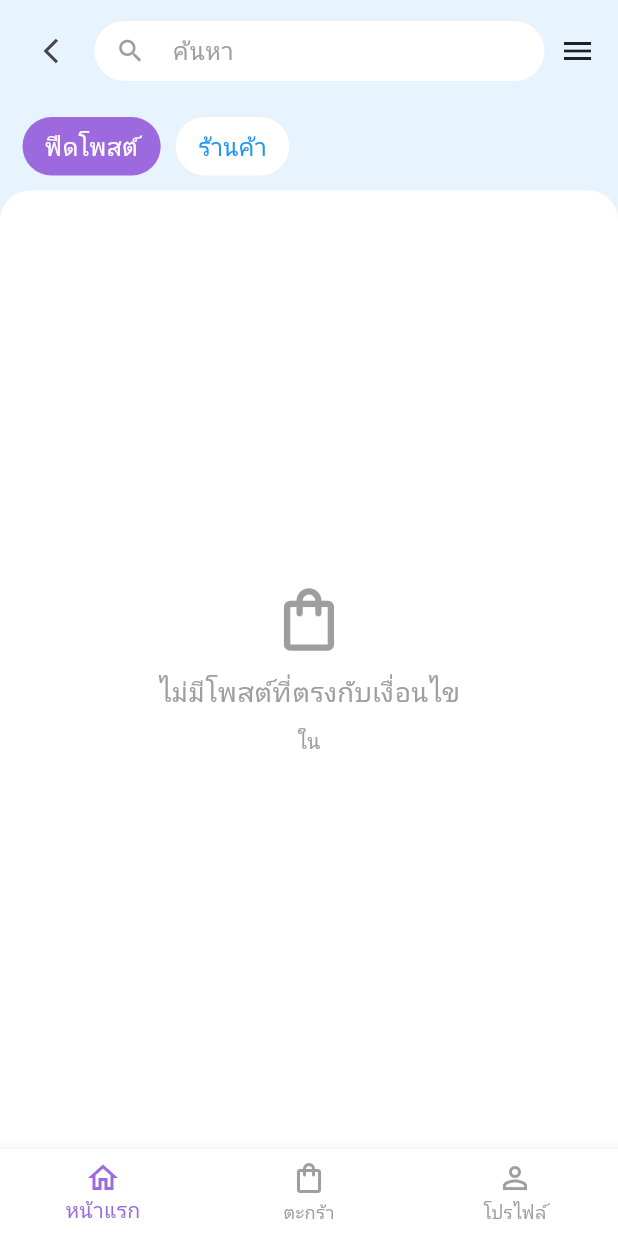
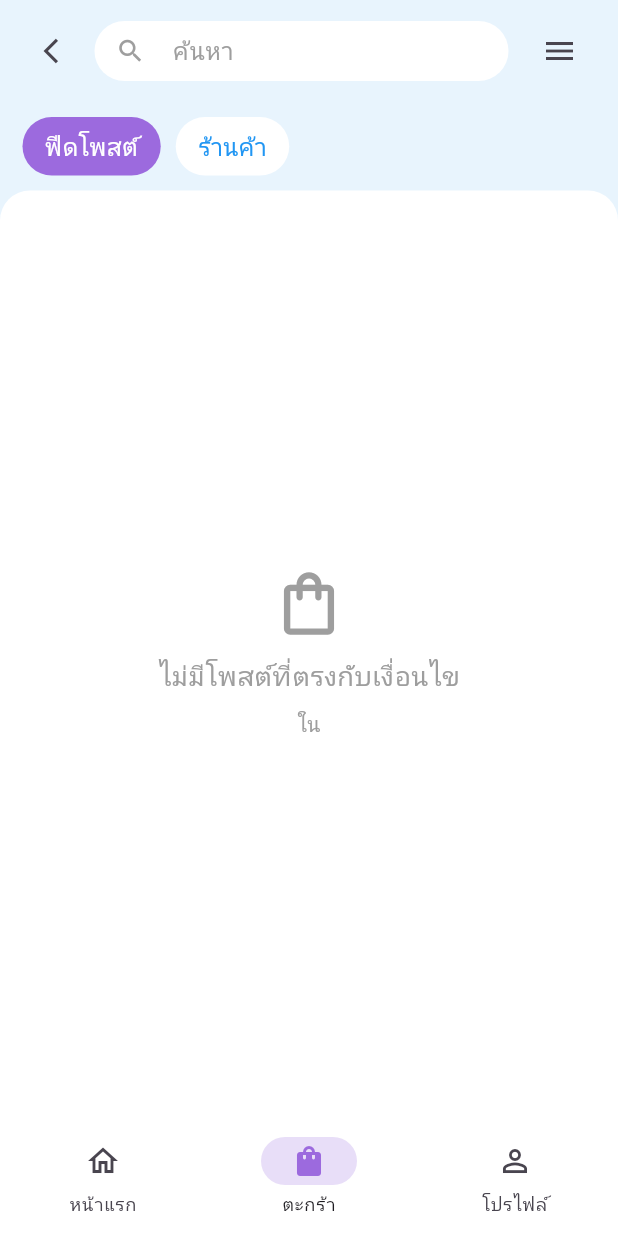
Before and after one commit to Mistergunth/banbanshop, a Flutter app: the FeedPage screen opened directly with empty values, on a phone screen of 412 x 824 dp. Run offline on Flutter 3.47's test engine with Material 3 defaults, Android fonts, the phone set to English and light mode, and no system bars; our stand-ins replace google_fonts; Roboto replaces fonts that are missing (Kanit).

Commit message:
feed update

```diff
--- a/banbanshop/lib/screens/feed_page.dart
+++ b/banbanshop/lib/screens/feed_page.dart
@@ -4,12 +4,12 @@ class FeedPage extends StatefulWidget {
   final String selectedProvince;
   final String selectedCategory;
 
-  const FeedPage({super.key,
+  const FeedPage({
+    super.key,
     required this.selectedProvince,
     required this.selectedCategory,
   });
 
-  // ignore: empty_constructor_bodies
   @override
   // ignore: library_private_types_in_public_api
   _FeedPageState createState() => _FeedPageState();
@@ -22,6 +22,7 @@ class Post {
   final String category;
   final String title;
   final String imageUrl;
+  final String avatarImageUrl;
   final String province;
   final String productCategory;
 
@@ -32,6 +33,7 @@ class Post {
     required this.category,
     required this.title,
     required this.imageUrl,
+    required this.avatarImageUrl,
     required this.province,
     required this.productCategory,
   });
@@ -54,9 +56,9 @@ class FilterButton extends StatelessWidget {
     return GestureDetector(
       onTap: onTap,
       child: Container(
-        padding: EdgeInsets.symmetric(horizontal: 15, vertical: 8),
+        padding: const EdgeInsets.symmetric(horizontal: 15, vertical: 8),
         decoration: BoxDecoration(
-          color: isSelected ? Color(0xFF9C6ADE) : Colors.white,
+          color: isSelected ? const Color(0xFF9C6ADE) : Colors.white,
           borderRadius: BorderRadius.circular(20),
         ),
         child: Text(
@@ -72,17 +74,19 @@ class FilterButton extends StatelessWidget {
 }
 
 class _FeedPageState extends State<FeedPage> {
-  TextEditingController searchController = TextEditingController();
+  final TextEditingController searchController = TextEditingController();
   String selectedFilter = 'ฟีดโพสต์';
 
-  List<Post> posts = [
+  // ตัวอย่างข้อมูล Post
+  final List<Post> posts = [
     Post(
       id: '1',
       shopName: 'เดอะเต่าถ่านพรีเมี่ยม',
-      timeAgo : '1 นาที',
+      timeAgo: '1 นาที',
       category: 'อาหาร & เครื่องดื่ม',
       title: 'มาเด้อ เนื้อโคขุน สนใจกด "สั่งเลย"',
-      imageUrl: 'https://images.unsplash.com/photo-1588168333986-5078d3ae3976?w=400',
+      avatarImageUrl: 'banbanshop/lib/images/avatar1.jpg',
+      imageUrl: 'https://img.wongnai.com/p/1600x0/2021/06/01/354e5af8ab1e40cf85cf3c10f4331677.jpg',
       province: 'สกลนคร',
       productCategory: 'อาหาร & เครื่องดื่ม',
     ),
@@ -92,34 +96,103 @@ class _FeedPageState extends State<FeedPage> {
       timeAgo: '15 นาที',
       category: 'เสื้อผ้า',
       title: 'เสื้อยืดคุณภาพดี ราคาถูก มีหลายสี',
+      avatarImageUrl: 'https://images.unsplash.com/photo-1501594907352-8f0c1b3d4e5f?w=160',
       imageUrl: 'https://images.unsplash.com/photo-1521572163474-6864f9cf17ab?w=400',
       province: 'สกลนคร',
       productCategory: 'เสื้อผ้า',
     ),
-
+    Post(
+      id: '3',
+      shopName: 'ร้านอุปกรณ์กีฬา',
+      timeAgo: '30 นาที',
+      category: 'กีฬา',
+      title: 'รองเท้าวิ่งรุ่นใหม่ล่าสุด ลด 20%',
+      avatarImageUrl: 'https://images.unsplash.com/photo-1501594907352-8f0c1b3d4e5f?w=160',
+      imageUrl: 'https://images.unsplash.com/photo-1542291026-79eddc8727ae?w=400',
+      province: 'กรุงเทพฯ',
+      productCategory: 'กีฬา',
+    ),
   ];
 
   List<Post> get filteredPosts {
-    return posts.where((post) {
-      final matchesProvince = post.province == widget.selectedProvince;
-      final matchesCategory = post.productCategory == widget.selectedCategory;
+    // กรองตามจังหวัดและหมวดหมู่ที่ถูกส่งเข้ามา
+    final filteredByProvinceAndCategory = posts.where((post) {
+      final matchesProvince = widget.selectedProvince == 'ทั้งหมด' || post.province == widget.selectedProvince;
+      final matchesCategory = widget.selectedCategory == 'ทั้งหมด' || post.productCategory == widget.selectedCategory;
       return matchesProvince && matchesCategory;
     }).toList();
+
+    // กรองเพิ่มเติมตามข้อความค้นหา (ถ้ามี)
+    if (searchController.text.isEmpty) {
+      return filteredByProvinceAndCategory;
+    } else {
+      final query = searchController.text.toLowerCase();
+      return filteredByProvinceAndCategory.where((post) {
+        return post.title.toLowerCase().contains(query) ||
+               post.shopName.toLowerCase().contains(query) ||
+               post.category.toLowerCase().contains(query);
+      }).toList();
+    }
   }
 
   @override
   Widget build(BuildContext context) {
     return Scaffold(
-      backgroundColor: Color(0xFFE8F4FD),
+      backgroundColor: const Color(0xFFE8F4FD),
+      // --- เพิ่ม Drawer ตรงนี้ ---
+      drawer: const Drawer(
+        child: Column(
+          children: [
+            DrawerHeader(
+              decoration: BoxDecoration(
+                color: Color(0xFF9C6ADE), // ใช้สีเดียวกับธีมของคุณ
+              ),
+              child: Center(
+                child: Text(
+                  'เมนู',
+                  style: TextStyle(color: Colors.white, fontSize: 24, fontWeight: FontWeight.bold),
+                ),
+              ),
+            ),
+            ListTile(
+              leading: Icon(Icons.home_outlined),
+              title: Text('หน้าแรก'),
+              // onTap: () { Navigator.pop(context); /* ไปหน้าแรก */ },
+            ),
+            ListTile(
+              leading: Icon(Icons.storefront_outlined),
+              title: Text('ร้านค้าของฉัน'),
+              // onTap: () { Navigator.pop(context); /* ไปหน้าร้านค้า */ },
+            ),
+            ListTile(
+              leading: Icon(Icons.favorite_outline),
+              title: Text('รายการโปรด'),
+              // onTap: () { Navigator.pop(context); /* ไปหน้ารายการโปรด */ },
+            ),
+            ListTile(
+              leading: Icon(Icons.settings_outlined),
+              title: Text('ตั้งค่า'),
+              // onTap: () { Navigator.pop(context); /* ไปหน้าตั้งค่า */ },
+            ),
+            Divider(), // เส้นแบ่ง
+            ListTile(
+              leading: Icon(Icons.logout),
+              title: Text('ออกจากระบบ'),
+              // onTap: () { Navigator.pop(context); /* Logic ออกจากระบบ */ },
+            ),
+          ],
+        ),
+      ),
+
       body: SafeArea(
         child: Column(
           children: [
             Container(
-              padding: EdgeInsets.symmetric(horizontal: 15, vertical: 10),
+              padding: const EdgeInsets.symmetric(horizontal: 15, vertical: 10),
               child: Row(
                 children: [
                   IconButton(
-                    icon: Icon(Icons.arrow_back_ios, size: 20),
+                    icon: const Icon(Icons.arrow_back_ios, size: 20),
                     onPressed: () => Navigator.pop(context),
                   ),
                   Expanded(
@@ -131,24 +204,39 @@ class _FeedPageState extends State<FeedPage> {
                       ),
                       child: TextField(
                         controller: searchController,
+                        onChanged: (value) {
+                          setState(() {
+                            // อัปเดต UI เมื่อมีการพิมพ์ข้อความค้นหา
+                          });
+                        },
                         decoration: InputDecoration(
                           hintText: 'ค้นหา',
                           hintStyle: TextStyle(color: Colors.grey[500]),
-                          prefixIcon: Icon(Icons.search, color: Colors.grey[500],size: 20),
+                          prefixIcon: Icon(Icons.search, color: Colors.grey[500], size: 20),
                           border: InputBorder.none,
-                          contentPadding: EdgeInsets.symmetric(vertical: 10)
+                          contentPadding: const EdgeInsets.symmetric(vertical: 10),
                         ),
                       ),
                     ),
                   ),
-                  SizedBox(width: 10),
-                  Icon(Icons.menu, size: 24),
+                  const SizedBox(width: 10),
+                  // --- เปลี่ยน Icon เป็น IconButton และเพิ่ม onPressed เพื่อเปิด Drawer ---
+                  Builder(
+                    builder: (BuildContext innerContext) {
+                      return IconButton(
+                        icon: const Icon(Icons.menu, size: 24),
+                        onPressed: () {
+                          Scaffold.of(innerContext).openDrawer(); // เปิด Drawer
+                        },
+                      );
+                    },
+                  )
                 ],
               ),
             ),
             // Filter Buttons
             Container(
-              padding: EdgeInsets.symmetric(horizontal: 15, vertical: 10),
+              padding: const EdgeInsets.symmetric(horizontal: 15, vertical: 10),
               child: Row(
                 children: [
                   FilterButton(
@@ -160,7 +248,7 @@ class _FeedPageState extends State<FeedPage> {
                       });
                     },
                   ),
-                  SizedBox(width: 10),
+                  const SizedBox(width: 10),
                   FilterButton(
                     text: 'ร้านค้า',
                     isSelected: selectedFilter == 'ร้านค้า',
@@ -175,7 +263,7 @@ class _FeedPageState extends State<FeedPage> {
             ),
             Expanded(
               child: Container(
-                decoration: BoxDecoration(
+                decoration: const BoxDecoration(
                   color: Colors.white,
                   borderRadius: BorderRadius.only(
                     topLeft: Radius.circular(20),
@@ -187,25 +275,22 @@ class _FeedPageState extends State<FeedPage> {
                         child: Column(
                           mainAxisAlignment: MainAxisAlignment.center,
                           children: [
-                            Icon(Icons.shopping_bag_outlined, size: 50, color: Colors.grey),
-                            SizedBox(height: 10),
-                            Text(
+                            const Icon(Icons.shopping_bag_outlined, size: 50, color: Colors.grey),
+                            const SizedBox(height: 10),
+                            const Text(
                               'ไม่มีโพสต์ที่ตรงกับเงื่อนไข',
-                              style: TextStyle(fontSize: 18, color: Colors.grey
+                              style: TextStyle(fontSize: 18, color: Colors.grey),
                             ),
-                            ),
-                            SizedBox(height: 10),
+                            const SizedBox(height: 10),
                             Text(
                               '${widget.selectedCategory} ใน ${widget.selectedProvince}',
-                            style: TextStyle(
-                              fontSize: 14,
-                              color: Colors.grey[500]),
+                              style: TextStyle(fontSize: 14, color: Colors.grey[500]),
                             ),
                           ],
                         ),
                       )
                     : ListView.builder(
-                        padding: EdgeInsets.all(15),
+                        padding: const EdgeInsets.all(15),
                         itemCount: filteredPosts.length,
                         itemBuilder: (context, index) {
                           final post = filteredPosts[index];
@@ -217,25 +302,34 @@ class _FeedPageState extends State<FeedPage> {
           ],
         ),
       ),
-      bottomNavigationBar: BottomNavigationBar(
+      bottomNavigationBar: NavigationBar(
         backgroundColor: Colors.white,
-        selectedItemColor: Color(0xFF9C6ADE),
-        unselectedItemColor: Colors.grey,
-        items: [
-          BottomNavigationBarItem(
+        destinations: const [
+          NavigationDestination(
             icon: Icon(Icons.home_outlined),
+            selectedIcon: Icon(Icons.home, color: Color(0xFF9C6ADE)),
             label: 'หน้าแรก',
           ),
-          BottomNavigationBarItem(
+          NavigationDestination(
             icon: Icon(Icons.shopping_bag_outlined),
+            selectedIcon: Icon(Icons.shopping_bag, color: Color(0xFF9C6ADE)),
             label: 'ตะกร้า',
           ),
-          BottomNavigationBarItem(
+          NavigationDestination(
             icon: Icon(Icons.person_outline),
             label: 'โปรไฟล์',
           ),
         ],
-        )
+        selectedIndex: 1, // ตั้งค่าเริ่มต้นให้ตะกร้าถูกเลือก
+        onDestinationSelected: (int value) {
+          // สามารถเพิ่ม logic การนำทางไปยังหน้าต่างๆ ได้ที่นี่
+          // ตัวอย่างเช่น:
+          // if (value == 0) { Navigator.push(context, MaterialPageRoute(builder: (context) => HomePage())); }
+          // else if (value == 1) { /* อยู่หน้านี้แล้ว */ }
+          // else if (value == 2) { Navigator.push(context, MaterialPageRoute(builder: (context) => ProfilePage())); }
+          print('Selected index: $value');
+        },
+      ),
     );
   }
 }
@@ -243,13 +337,12 @@ class _FeedPageState extends State<FeedPage> {
 class PostCard extends StatelessWidget {
   final Post post;
 
-  // ignore: use_key_in_widget_constructors
-  const PostCard({required this.post});
+  const PostCard({super.key, required this.post});
 
   @override
   Widget build(BuildContext context) {
     return Container(
-      margin: EdgeInsets.only(bottom: 20),
+      margin: const EdgeInsets.only(bottom: 20),
       decoration: BoxDecoration(
         color: Colors.white,
         borderRadius: BorderRadius.circular(15),
@@ -258,7 +351,7 @@ class PostCard extends StatelessWidget {
             // ignore: deprecated_member_use
             color: Colors.grey.withOpacity(0.1),
             blurRadius: 8,
-            offset: Offset(0, 4),
+            offset: const Offset(0, 4),
           ),
         ],
       ),
@@ -267,21 +360,21 @@ class PostCard extends StatelessWidget {
         children: [
           // Header
           Padding(
-            padding: EdgeInsets.all(15),
+            padding: const EdgeInsets.all(15),
             child: Row(
               children: [
                 CircleAvatar(
                   radius: 20,
-                  backgroundImage: NetworkImage(post.imageUrl),
+                  backgroundImage: NetworkImage(post.avatarImageUrl),
                 ),
-                SizedBox(width: 12),
+                const SizedBox(width: 12),
                 Expanded(
                   child: Column(
                     crossAxisAlignment: CrossAxisAlignment.start,
                     children: [
                       Text(
                         post.shopName,
-                        style: TextStyle(
+                        style: const TextStyle(
                           fontWeight: FontWeight.w600,
                           fontSize: 16,
                         ),
@@ -295,16 +388,16 @@ class PostCard extends StatelessWidget {
                               fontSize: 12,
                             ),
                           ),
-                          SizedBox(width: 8),
+                          const SizedBox(width: 8),
                           Container(
-                            padding: EdgeInsets.symmetric(horizontal: 8, vertical: 2),
+                            padding: const EdgeInsets.symmetric(horizontal: 8, vertical: 2),
                             decoration: BoxDecoration(
-                              color: Color(0xFF9C6ADE),
+                              color: const Color(0xFF9C6ADE),
                               borderRadius: BorderRadius.circular(10),
                             ),
                             child: Text(
                               post.category,
-                              style: TextStyle(
+                              style: const TextStyle(
                                 color: Colors.white,
                                 fontSize: 10,
                                 fontWeight: FontWeight.w500,
@@ -322,23 +415,23 @@ class PostCard extends StatelessWidget {
 
           // Title
           Padding(
-            padding: EdgeInsets.symmetric(horizontal: 15),
+            padding: const EdgeInsets.symmetric(horizontal: 15),
             child: Text(
               post.title,
-              style: TextStyle(
+              style: const TextStyle(
                 fontSize: 16,
                 fontWeight: FontWeight.w500,
               ),
             ),
           ),
 
-          SizedBox(height: 10),
+          const SizedBox(height: 10),
 
           // Image
           Container(
             width: double.infinity,
             height: 200,
-            margin: EdgeInsets.symmetric(horizontal: 15),
+            margin: const EdgeInsets.symmetric(horizontal: 15),
             decoration: BoxDecoration(
               borderRadius: BorderRadius.circular(12),
               image: DecorationImage(
@@ -348,15 +441,15 @@ class PostCard extends StatelessWidget {
             ),
           ),
 
-          SizedBox(height: 15),
+          const SizedBox(height: 15),
 
           // Action Buttons
           Padding(
-            padding: EdgeInsets.symmetric(horizontal: 15, vertical: 10),
+            padding: const EdgeInsets.symmetric(horizontal: 15, vertical: 10),
             child: Row(
               children: [
                 ActionButton(text: 'สั่งเลย'),
-                SizedBox(width: 10),
+                const SizedBox(width: 10),
                 ActionButton(text: 'ดูหน้าร้าน'),
               ],
             ),
@@ -370,20 +463,19 @@ class PostCard extends StatelessWidget {
 class ActionButton extends StatelessWidget {
   final String text;
 
-  // ignore: prefer_const_constructors_in_immutables, use_key_in_widget_constructors
-  ActionButton({required this.text});
+  const ActionButton({super.key, required this.text}); // เพิ่ม super.key
 
   @override
   Widget build(BuildContext context) {
     return Container(
-      padding: EdgeInsets.symmetric(horizontal: 20, vertical: 8),
+      padding: const EdgeInsets.symmetric(horizontal: 20, vertical: 8),
       decoration: BoxDecoration(
-        color: Color(0xFFE8E4FF),
+        color: const Color(0xFFE8E4FF),
         borderRadius: BorderRadius.circular(20),
       ),
       child: Text(
         text,
-        style: TextStyle(
+        style: const TextStyle(
           color: Color(0xFF9C6ADE),
           fontWeight: FontWeight.w500,
           fontSize: 14,
--- a/banbanshop/pubspec.yaml
+++ b/banbanshop/pubspec.yaml
@@ -57,11 +57,15 @@ flutter:
   # included with your application, so that you can use the icons in
   # the material Icons class.
   uses-material-design: true
+  assets:
+    - assets/images/
+
 
   # To add assets to your application, add an assets section, like this:
   # assets:
   #   - images/a_dot_burr.jpeg
   #   - images/a_dot_ham.jpeg
+
 
   # An image asset can refer to one or more resolution-specific "variants", see
   # https://flutter.dev/to/resolution-aware-images
```
Also changed, not shown: banbanshop/assets/images/avatar1.jpg (added). Lines whose indentation alone changed are shown as unchanged.
